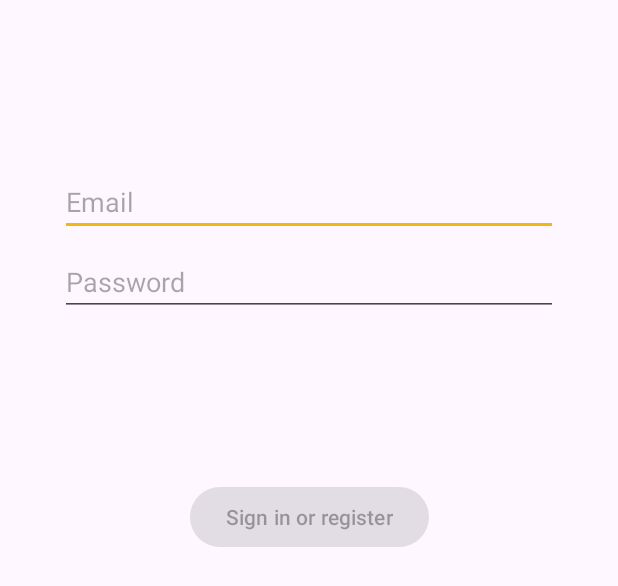
After one commit to voidf/nszyTwi, an Android app built with Jetpack Compose: the layout fragment_login.xml on its own in the app's theme, with its tools: preview values and no code run, on a phone screen of 412 x 824 dp. The commit adds this screen. Shown: the top 586 px of the screen. Run offline under Robolectric (Android 15) with nearby library versions, the phone set to English and light mode, and no system bars.

Commit message:
upd: 切环境暂存

```diff
--- a/app/src/main/java/com/example/compose/jetchat/data/FakeData.kt
+++ b/app/src/main/java/com/example/compose/jetchat/data/FakeData.kt
@@ -84,7 +84,7 @@ val colleagueProfile = ProfileScreenState(
 /**
  * Example "me" profile.
  */
-val meProfile = ProfileScreenState(
+var meProfile = ProfileScreenState(
     userId = "me",
     photo = R.drawable.ali,
     name = "Ali Conors",
--- a/app/src/main/java/com/example/compose/jetchat/ktorClient.kt
+++ b/app/src/main/java/com/example/compose/jetchat/ktorClient.kt
@@ -24,6 +24,7 @@ import java.util.*
 import io.ktor.client.HttpClient
 import io.ktor.client.engine.android.Android
 import io.ktor.client.features.DefaultRequest
+import io.ktor.client.features.cookies.*
 import io.ktor.client.features.json.JsonFeature
 import io.ktor.client.features.json.serializer.KotlinxSerializer
 import io.ktor.client.features.logging.Logging
@@ -66,6 +67,10 @@ val ktorClient = HttpClient(Android){
 //            Log.d("HTTP status:", "${response.status.value}")
         }
     }
+    install(HttpCookies) {
+        // Will keep an in-memory map with all the cookies from previous requests.
+        storage = AcceptAllCookiesStorage()
+    }
     install(DefaultRequest) {
         header(HttpHeaders.ContentType, ContentType.Application.Json)
     }
--- /dev/null
+++ b/app/src/main/res/layout/fragment_login.xml
@@ -0,0 +1,76 @@
+<?xml version="1.0" encoding="utf-8"?>
+<androidx.constraintlayout.widget.ConstraintLayout xmlns:android="http://schemas.android.com/apk/res/android"
+    xmlns:app="http://schemas.android.com/apk/res-auto"
+    xmlns:tools="http://schemas.android.com/tools"
+    android:id="@+id/container"
+    android:layout_width="match_parent"
+    android:layout_height="match_parent"
+    android:paddingLeft="@dimen/fragment_horizontal_margin"
+    android:paddingTop="@dimen/fragment_vertical_margin"
+    android:paddingRight="@dimen/fragment_horizontal_margin"
+    android:paddingBottom="@dimen/fragment_vertical_margin"
+    tools:context=".components.ui.login.LoginFragment">
+
+    <EditText
+        android:id="@+id/username"
+        android:layout_width="0dp"
+        android:layout_height="wrap_content"
+        android:layout_marginStart="24dp"
+        android:layout_marginTop="96dp"
+        android:layout_marginEnd="24dp"
+        android:hint="@string/prompt_email"
+        android:inputType="textEmailAddress"
+        android:selectAllOnFocus="true"
+        app:layout_constraintEnd_toEndOf="parent"
+        app:layout_constraintStart_toStartOf="parent"
+        app:layout_constraintTop_toTopOf="parent" />
+
+    <EditText
+        android:id="@+id/password"
+        android:layout_width="0dp"
+        android:layout_height="wrap_content"
+        android:layout_marginStart="24dp"
+        android:layout_marginTop="8dp"
+        android:layout_marginEnd="24dp"
+        android:hint="@string/prompt_password"
+        android:imeActionLabel="@string/action_sign_in_short"
+        android:imeOptions="actionDone"
+        android:inputType="textPassword"
+        android:selectAllOnFocus="true"
+        app:layout_constraintEnd_toEndOf="parent"
+        app:layout_constraintStart_toStartOf="parent"
+        app:layout_constraintTop_toBottomOf="@+id/username" />
+
+    <Button
+        android:id="@+id/login"
+        android:layout_width="wrap_content"
+        android:layout_height="wrap_content"
+        android:layout_gravity="start"
+        android:layout_marginStart="48dp"
+        android:layout_marginTop="16dp"
+        android:layout_marginEnd="48dp"
+        android:layout_marginBottom="64dp"
+        android:enabled="false"
+        android:text="@string/action_sign_in"
+        app:layout_constraintBottom_toBottomOf="parent"
+        app:layout_constraintEnd_toEndOf="parent"
+        app:layout_constraintStart_toStartOf="parent"
+        app:layout_constraintTop_toBottomOf="@+id/password"
+        app:layout_constraintVertical_bias="0.2" />
+
+    <ProgressBar
+        android:id="@+id/loading"
+        android:layout_width="wrap_content"
+        android:layout_height="wrap_content"
+        android:layout_gravity="center"
+        android:layout_marginStart="32dp"
+        android:layout_marginTop="64dp"
+        android:layout_marginEnd="32dp"
+        android:layout_marginBottom="64dp"
+        android:visibility="gone"
+        app:layout_constraintBottom_toBottomOf="parent"
+        app:layout_constraintEnd_toEndOf="@+id/password"
+        app:layout_constraintStart_toStartOf="@+id/password"
+        app:layout_constraintTop_toTopOf="parent"
+        app:layout_constraintVertical_bias="0.3" />
+</androidx.constraintlayout.widget.ConstraintLayout>
--- a/app/src/main/res/values/dimens.xml
+++ b/app/src/main/res/values/dimens.xml
@@ -1,5 +1,4 @@
-<?xml version="1.0" encoding="utf-8"?>
-<!--
+<?xml version="1.0" encoding="utf-8"?><!--
   ~ Copyright 2020 The Android Open Source Project
   ~
   ~ Licensed under the Apache License, Version 2.0 (the "License");
```
Also changed, not shown: app/src/main/java/com/example/compose/jetchat/Result.kt (added, +20 -0 lines), app/src/main/java/com/example/compose/jetchat/conversation/Conversation.kt (+129 -28 lines), app/src/main/java/com/example/compose/jetchat/conversation/ConversationUiState.kt (+8 -1 lines), app/src/main/java/com/example/compose/jetchat/profile/Login.kt (+14 -0 lines), app/src/main/java/com/example/compose/jetchat/profile/TwiDetailFragment.kt (added, +82 -0 lines), app/src/main/java/com/example/compose/jetchat/profile/TwiDetailViewModel.kt (added, +60 -0 lines), 7 other files.
